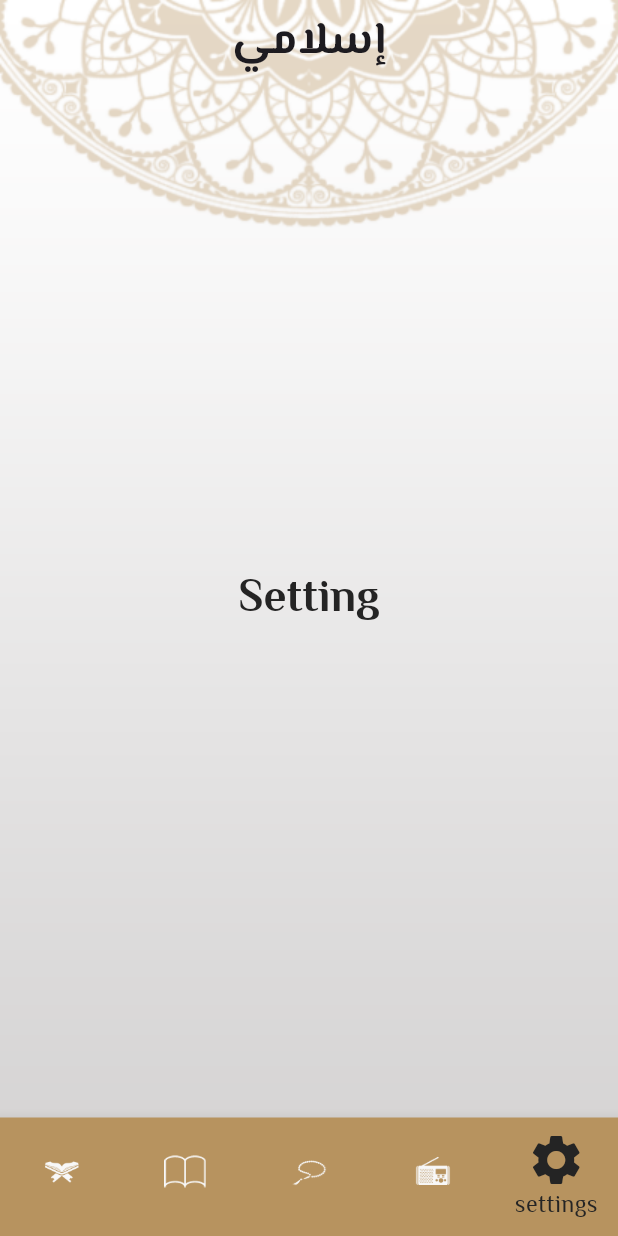
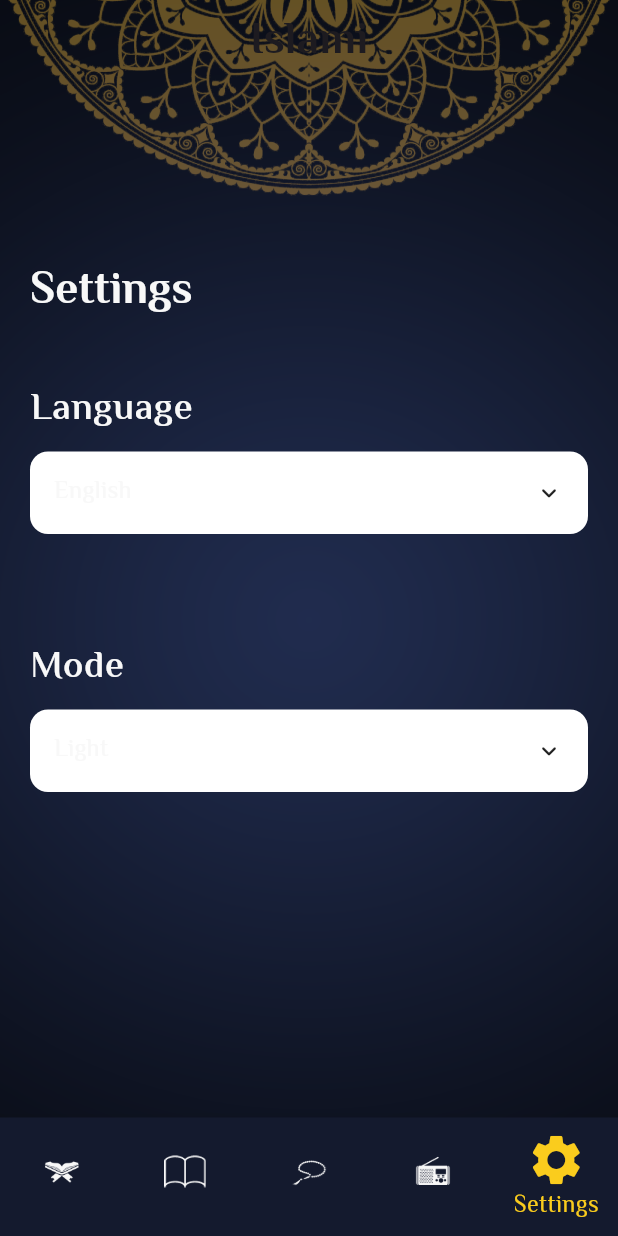
Before and after one commit to ajemy/Islami_App, a Flutter app: the screen it shows after launch, item 5 of the bottom bar chosen, on a phone screen of 412 x 824 dp. Run offline on Flutter 3.47's test engine with Material 3 defaults, Android fonts, the phone set to English and light mode, and no system bars; drawn by our look-alikes of animated_custom_dropdown; generated files the repository leaves out were written again.

```diff
--- a/lib/core/application_theme_manger.dart
+++ b/lib/core/application_theme_manger.dart
@@ -2,7 +2,8 @@ import 'package:flutter/material.dart';
 
 class AppThemeManger {
   static const Color primaryColor=Color(0xffB7935F);
-  static ThemeData themeData = ThemeData(
+  static const Color darkPrimaryColor=Color(0xffFACC1D);
+  static ThemeData lightThemeData = ThemeData(
       primaryColor: primaryColor,
       appBarTheme: const AppBarTheme(
           backgroundColor: Colors.transparent,
@@ -63,5 +64,66 @@ class AppThemeManger {
         color: primaryColor
       )
   );
+  static ThemeData darkThemeData = ThemeData(
+      primaryColor: darkPrimaryColor,
+      appBarTheme: const AppBarTheme(
+          backgroundColor: Colors.transparent,
+          centerTitle: true,
+      ),
+      scaffoldBackgroundColor: Colors.transparent,
+      textTheme: const TextTheme(
+        titleLarge: TextStyle(
+          fontSize: 30,
+          fontFamily: "El Messiri",
+          fontWeight: FontWeight.bold,
+          color: Color(0xffF8F8F8),
+        ),
+        bodyLarge: TextStyle(
+          fontSize: 25,
+          fontFamily: "El Messiri",
+          fontWeight: FontWeight.w600,
+          color: Color(0xffF8F8F8),
+        ),
+        bodyMedium: TextStyle(
+          fontSize: 25,
+          fontFamily: "El Messiri",
+          fontWeight: FontWeight.w400,
+          color: Color(0xffF8F8F8),
+        ),
+        bodySmall: TextStyle(
+          fontSize: 20,
+          fontFamily: "El Messiri",
+          fontWeight: FontWeight.w400,
+          color: Color(0xffF8F8F8),
+        ),
+        displaySmall:  TextStyle(
+          fontSize: 12,
+          fontFamily: "El Messiri",
+          fontWeight: FontWeight.w400,
+          color: Color(0xffF8F8F8),
+        ),
+      ),
+      bottomNavigationBarTheme: const BottomNavigationBarThemeData(
+        type: BottomNavigationBarType.fixed,
+        backgroundColor: Color(0xff141A2E),
+        selectedItemColor: darkPrimaryColor,
+        unselectedItemColor: Color(0xffF8F8F8),
+        selectedIconTheme: IconThemeData(
+          color: darkPrimaryColor,
+          size: 40,
+        ),
+        unselectedIconTheme: IconThemeData(
+          color: Color(0xffF8F8F8),
+          size: 28,
+        ),
+        selectedLabelStyle: TextStyle(
+          fontSize: 16,
+        ),
+        showUnselectedLabels: false,
+      ),
+      dividerTheme: const DividerThemeData(
+        color: primaryColor
+      )
+  );
 
 }
--- /dev/null
+++ b/lib/core/setting_provider.dart
@@ -0,0 +1,3 @@
+class SettingProvider{
+  String currentLang ="en";
+}
--- /dev/null
+++ b/lib/l10n/app_ar.arb
@@ -0,0 +1,8 @@
+{
+  "islamy": "إسلامي",
+  "quran":"قرآن",
+  "hadith": "أحاديث",
+  "tasbieh": "تسبيح",
+  "radio": "راديو",
+  "settings": "إعدادات"
+}
--- /dev/null
+++ b/lib/l10n/app_en.arb
@@ -0,0 +1,8 @@
+{
+  "islamy": "Islami",
+  "quran":"Quran",
+  "hadith": "Hadith",
+  "tasbieh": "Tasbieh",
+  "radio": "Radio",
+  "settings": "Settings"
+}
--- a/lib/layout/layout_view.dart
+++ b/lib/layout/layout_view.dart
@@ -1,4 +1,5 @@
 import 'package:flutter/material.dart';
+import 'package:flutter_gen/gen_l10n/app_localizations.dart';
 import 'package:islamy/modules/hadith/hadith_view.dart';
 import 'package:islamy/modules/quran/quran_view.dart';
 import 'package:islamy/modules/radio/radio_view.dart';
@@ -17,26 +18,28 @@ class LayoutView extends StatefulWidget {
 class _LayoutViewState extends State<LayoutView> {
   int currentIndex = 0;
   List<Widget> itemView=[
-    QuranView(),
-    HadithView(),
-    TasbiehView(),
-    RadioView(),
-    SettingView(),
+    const QuranView(),
+    const HadithView(),
+    const TasbiehView(),
+    const RadioView(),
+    const SettingView(),
   ];
+
 
   @override
   Widget build(BuildContext context) {
+    var lang =AppLocalizations.of(context)!;
     return Container(
       decoration: const BoxDecoration(
         image: DecorationImage(
             image: AssetImage(
-              "assets/images/default_bg.png",
+              "assets/images/home_dark_bg.png",
             ),
             fit: BoxFit.fill),
       ),
       child: Scaffold(
         appBar: AppBar(
-          title: const Text("إسلامي"),
+          title:  Text(lang.islamy),
         ),
         body: itemView[currentIndex],
         bottomNavigationBar: BottomNavigationBar(
@@ -45,33 +48,33 @@ class _LayoutViewState extends State<LayoutView> {
             currentIndex = i;
             setState(() {});
           },
-          items: const [
+          items:  [
             BottomNavigationBarItem(
-              label: "Quran",
-              icon: ImageIcon(
+              label: lang.quran,
+              icon: const ImageIcon(
                 AssetImage("assets/icons/quran.png"),
               ),
             ),
             BottomNavigationBarItem(
-              label: "Hadith",
-              icon: ImageIcon(
+              label: lang.hadith,
+              icon: const ImageIcon(
                 AssetImage("assets/icons/hadith.png"),
               ),
             ),
             BottomNavigationBarItem(
-              label: "Tasbieh",
-              icon: ImageIcon(
+              label: lang.tasbieh,
+              icon: const ImageIcon(
                 AssetImage("assets/icons/tasbieh.png"),
               ),
             ),
             BottomNavigationBarItem(
-              label: "Radio",
-              icon: ImageIcon(
+              label: lang.radio,
+              icon: const ImageIcon(
                 AssetImage("assets/icons/radio.png"),
               ),
             ),
             BottomNavigationBarItem(
-                icon: Icon(Icons.settings), label: "settings"),
+                icon: const Icon(Icons.settings), label: lang.settings),
           ],
         ),
       ),
--- a/lib/main.dart
+++ b/lib/main.dart
@@ -1,9 +1,13 @@
 import 'package:flutter/material.dart';
+import 'package:flutter_gen/gen_l10n/app_localizations.dart';
+import 'package:flutter_localizations/flutter_localizations.dart';
 import 'package:islamy/core/application_theme_manger.dart';
+import 'package:islamy/core/setting_provider.dart';
 import 'package:islamy/layout/layout_view.dart';
 import 'package:islamy/modules/hadith/hadith_detail_view.dart';
 import 'package:islamy/modules/quran/quran_detail_view.dart';
 import 'package:islamy/modules/splash/splash_view.dart';
+import 'package:islamy/core/setting_provider.dart';
 
 void main() {
   runApp(const MyApp());
@@ -15,11 +19,17 @@ class MyApp extends StatelessWidget {
   // This widget is the root of your application.
   @override
   Widget build(BuildContext context) {
+    var provider = SettingProvider();
     return MaterialApp(
       debugShowCheckedModeBanner: false,
+      themeMode:ThemeMode.light ,
       title: 'Flutter Demo',
-      theme: AppThemeManger.themeData,
+      localizationsDelegates:AppLocalizations.localizationsDelegates,
+      supportedLocales:AppLocalizations.supportedLocales,
+      theme: AppThemeManger.darkThemeData,
+      darkTheme: AppThemeManger.darkThemeData,
       initialRoute: "/",
+      locale:  Locale(provider.currentLang),
       routes: {
         SplashView.routeName:(context)=>const SplashView(),
         LayoutView.routeName:(context)=> const LayoutView(),
--- a/lib/modules/stetting_view/setting_view.dart
+++ b/lib/modules/stetting_view/setting_view.dart
@@ -1,16 +1,73 @@
 import 'package:flutter/material.dart';
+import 'package:animated_custom_dropdown/custom_dropdown.dart';
 
 class SettingView extends StatelessWidget {
   const SettingView({super.key});
 
   @override
   Widget build(BuildContext context) {
+    const List<String> lang = [
+      'English',
+      'عربي',
+    ];
+    const List<String> mode = [
+      'Light',
+      'Dark',
+    ];
+    var height = MediaQuery.sizeOf(context).height;
+    var width = MediaQuery.sizeOf(context).width;
     var theme = Theme.of(context);
     return Center(
-      child: Text(
-        "Setting",
-        style: theme.textTheme.titleLarge,
+        child: Padding(
+      padding: const EdgeInsets.symmetric(horizontal: 20,vertical: 120),
+      child: Column(
+        crossAxisAlignment: CrossAxisAlignment.start,
+        children: [
+          Text(
+            "Settings",
+            textAlign: TextAlign.center,
+            style: theme.textTheme.titleLarge,
+          ),
+          const SizedBox(
+            height: 40,
+          ),
+            Text(
+            "Language",
+            style: theme.textTheme.bodyLarge,
+          ),
+          const SizedBox(
+            height: 10,
+          ),
+          CustomDropdown<String>(
+            hintText: 'Select job role',
+            items: lang,
+            initialItem: lang[0],
+            onChanged: (value) {
+              print('changing value to: $value');
+            },
+          ),
+
+          const SizedBox(
+            height: 70,
+          ),
+          Text(
+            "Mode",
+            style: theme.textTheme.bodyLarge,
+          ),
+          const SizedBox(
+            height: 10,
+          ),
+          CustomDropdown<String>(
+            hintText: 'Select job role',
+            items: mode,
+            initialItem: mode[0],
+            onChanged: (value) {
+              print('changing value to: $value');
+            },
+          ),
+
+        ],
       ),
-    );
+    ));
   }
 }
```
Also changed, not shown: pubspec.yaml (+7 -0 lines), assets/images/home_dark_bg.png (added), l10n.yaml (added), pubspec.lock.
